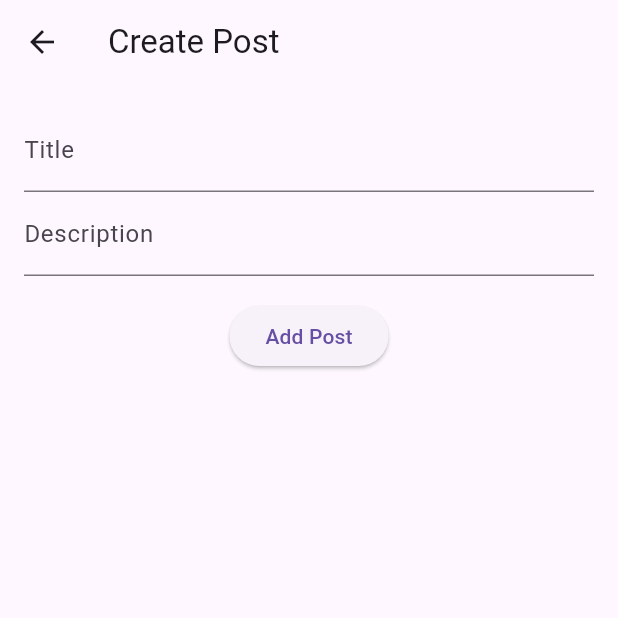
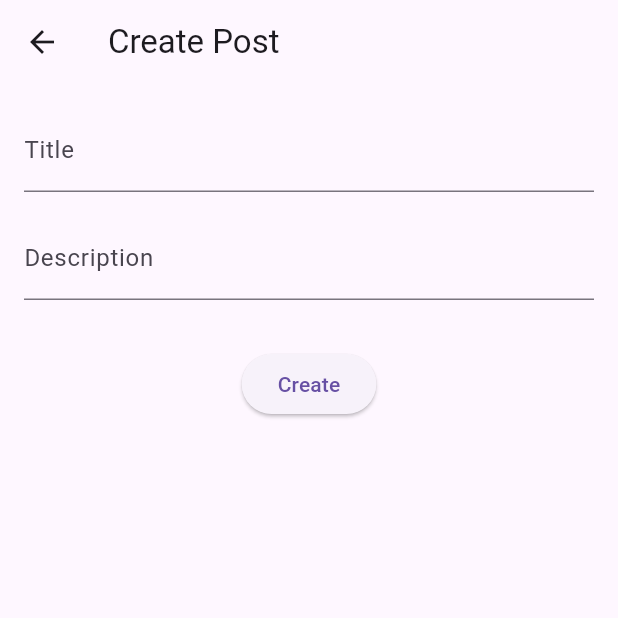
Before and after one commit to MiliMohamed/flutter_post, a Flutter app: the PostCreateScreen screen opened directly, on a phone screen of 412 x 824 dp, the top half of it. Run offline on Flutter 3.47's test engine with Material 3 defaults, Android fonts, the phone set to English and light mode, and no system bars; our stand-ins replace bloc, flutter_bloc.

Commit message:
change cubit par bloc

```diff
--- /dev/null
+++ b/lib/bloc/posts_event.dart
@@ -0,0 +1,21 @@
+part of 'posts_bloc.dart';
+
+@immutable
+abstract class PostsEvent {}
+
+class GetAllPosts extends PostsEvent {}
+
+class CreatePost extends PostsEvent {
+  final String title;
+  final String description;
+
+  CreatePost(this.title, this.description);
+}
+
+class UpdatePost extends PostsEvent {
+  final String id;
+  final String title;
+  final String description;
+
+  UpdatePost(this.id, this.title, this.description);
+}
--- /dev/null
+++ b/lib/bloc/posts_state.dart
@@ -0,0 +1,27 @@
+part of 'posts_bloc.dart';
+
+enum PostsStatus { initial, loading, success, error }
+
+class PostsState {
+  final PostsStatus status;
+  final List<Post> posts;
+  final String? error;
+
+  PostsState({
+    this.status = PostsStatus.initial,
+    this.posts = const [],
+    this.error,
+  });
+
+  PostsState copyWith({
+    PostsStatus? status,
+    List<Post>? posts,
+    String? error,
+  }) {
+    return PostsState(
+      status: status ?? this.status,
+      posts: posts ?? this.posts,
+      error: error ?? this.error,
+    );
+  }
+}
--- a/lib/cubit/posts_dart_cubit.dart
+++ b/lib/cubit/posts_dart_cubit.dart
@@ -36,7 +36,7 @@ class PostsCubit extends Cubit<PostsState> {
   void addPost(Post post) async {
     try {
       await repository.addPost(post);
-      loadPosts(); // Refresh the list
+      loadPosts();
     } catch (_) {
       emit(PostsError('Failed to add post.'));
     }
@@ -45,7 +45,7 @@ class PostsCubit extends Cubit<PostsState> {
   void updatePost(Post post) async {
     try {
       await repository.editPost(post);
-      loadPosts(); // Refresh the list
+      loadPosts();
     } catch (_) {
       emit(PostsError('Failed to update post.'));
     }
--- a/lib/data/posts_data_source.dart
+++ b/lib/data/posts_data_source.dart
@@ -5,19 +5,18 @@ import 'post.dart';
 abstract class PostsDataSource {
   Future<List<Post>> getAllPosts();
   Future<Post> createPost(Post postToAdd);
-  Future<Post> updatePost(Post newPost);
+  Future<Post> updatePost(Post updatedPost);
 }
 
 class FakePostsDataSource implements PostsDataSource {
   final List<Post> _fakePosts = [
     Post(id: '1', title: 'Post 1', description: 'Description of Post 1'),
     Post(id: '2', title: 'Post 2', description: 'Description of Post 2'),
-    Post(id: '3', title: 'Post 3', description: 'Description of Post 3'),
   ];
 
   @override
   Future<List<Post>> getAllPosts() async {
-    await Future.delayed(const Duration(seconds: 1));
+    await Future.delayed(const Duration(seconds: 1)); // Simule un délai
     return _fakePosts;
   }
 
@@ -29,12 +28,12 @@ class FakePostsDataSource implements PostsDataSource {
   }
 
   @override
-  Future<Post> updatePost(Post newPost) async {
+  Future<Post> updatePost(Post updatedPost) async {
     await Future.delayed(const Duration(seconds: 1));
-    final index = _fakePosts.indexWhere((post) => post.id == newPost.id);
+    final index = _fakePosts.indexWhere((post) => post.id == updatedPost.id);
     if (index != -1) {
-      _fakePosts[index] = newPost;
+      _fakePosts[index] = updatedPost;
     }
-    return newPost;
+    return updatedPost;
   }
 }
--- a/lib/screens/post_create_screen.dart
+++ b/lib/screens/post_create_screen.dart
@@ -1,54 +1,53 @@
 import 'package:flutter/material.dart';
 import 'package:flutter_bloc/flutter_bloc.dart';
 
-import '../cubit/posts_dart_cubit.dart';
-import '../data/post.dart';
+import '../bloc/posts_bloc.dart';
 
-class PostCreateScreen extends StatelessWidget {
-  final _formKey = GlobalKey<FormState>();
-  final _titleController = TextEditingController();
-  final _descriptionController = TextEditingController();
+class PostCreateScreen extends StatefulWidget {
+  @override
+  State<PostCreateScreen> createState() => _PostCreateScreenState();
+}
+
+class _PostCreateScreenState extends State<PostCreateScreen> {
+  final TextEditingController _titleController = TextEditingController();
+  final TextEditingController _descriptionController = TextEditingController();
+
+  @override
+  void dispose() {
+    _titleController.dispose();
+    _descriptionController.dispose();
+    super.dispose();
+  }
 
   @override
   Widget build(BuildContext context) {
     return Scaffold(
-      appBar: AppBar(title: Text('Create Post')),
+      appBar: AppBar(title: const Text('Create Post')),
       body: Padding(
         padding: const EdgeInsets.all(16.0),
-        child: Form(
-          key: _formKey,
         child: Column(
           children: [
-              TextFormField(
+            TextField(
               controller: _titleController,
-                decoration: InputDecoration(labelText: 'Title'),
-                validator: (value) =>
-                value!.isEmpty ? 'Title cannot be empty' : null,
+              decoration: const InputDecoration(labelText: 'Title'),
             ),
-              TextFormField(
+            const SizedBox(height: 16),
+            TextField(
               controller: _descriptionController,
-                decoration: InputDecoration(labelText: 'Description'),
-                validator: (value) =>
-                value!.isEmpty ? 'Description cannot be empty' : null,
+              decoration: const InputDecoration(labelText: 'Description'),
             ),
-              SizedBox(height: 16),
+            const SizedBox(height: 32),
             ElevatedButton(
               onPressed: () {
-                  if (_formKey.currentState!.validate()) {
-                    final cubit = context.read<PostsCubit>();
-                    final post = Post(
-                      id: DateTime.now().toString(),
-                      title: _titleController.text,
-                      description: _descriptionController.text,
-                    );
-                    cubit.addPost(post);
+                final title = _titleController.text;
+                final description = _descriptionController.text;
+
+                context.read<PostsBloc>().add(CreatePost(title, description));
                 Navigator.pop(context);
-                  }
               },
-                child: Text('Add Post'),
+              child: const Text('Create'),
             ),
           ],
-          ),
         ),
       ),
     );
--- a/lib/widgets/post_item.dart
+++ b/lib/widgets/post_item.dart
@@ -1,26 +1,22 @@
 import 'package:flutter/material.dart';
 
 import '../data/post.dart';
-import '../screens/post_detail_screen.dart';
 
 class PostItem extends StatelessWidget {
   final Post post;
+  final VoidCallback onTap;
 
-  PostItem({required this.post});
+  const PostItem({Key? key, required this.post, required this.onTap}) : super(key: key);
 
   @override
   Widget build(BuildContext context) {
-    return ListTile(
-      title: Text(post.title),
-      subtitle: Text(post.description),
-      onTap: () {
-        Navigator.push(
-          context,
-          MaterialPageRoute(
-            builder: (_) => PostDetailScreen(post: post),
-          ),
-        );
-      },
+    return Card(
+      margin: const EdgeInsets.symmetric(horizontal: 16, vertical: 8),
+      child: ListTile(
+        title: Text(post.title),
+        subtitle: Text(post.description),
+        onTap: onTap,
+      ),
     );
   }
 }
```
Also changed, not shown: lib/bloc/posts_bloc.dart (added, +52 -0 lines), lib/data/post.dart (+8 -0 lines), lib/main.dart (+4 -6 lines), lib/screens/post_detail_screen.dart (+58 -4 lines), lib/screens/posts_list_screen.dart (+38 -14 lines), pubspec.yaml (+9 -23 lines), pubspec.lock, 1 other file. Lines whose indentation alone changed are shown as unchanged.
